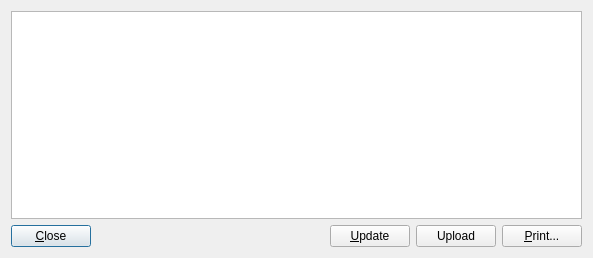
This is Charm/Widgets/ReportPreviewWindow.ui in mkrus/Charm as Qt 5 draws it before an edit. The edited form follows.
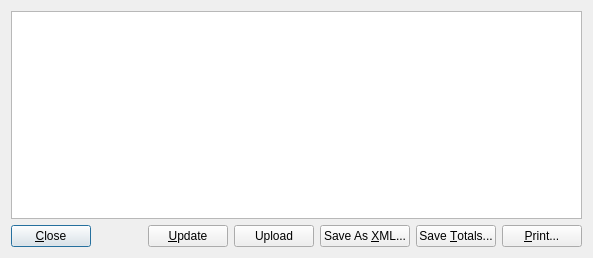
This is the edited form.

Commit message:
Revert "Remove XML and text export from report dialog."
This specific feature is used by some people to extract and store data
in a readable format.

This reverts commit dfd1770f3c4de95ed83cabd11011b2325319600f.

The edit to the form file:
```diff
--- a/Charm/Widgets/ReportPreviewWindow.ui
+++ b/Charm/Widgets/ReportPreviewWindow.ui
@@ -57,6 +57,20 @@
        </property>
       </widget>
      </item>
+     <item>
+      <widget class="QPushButton" name="pushButtonSave">
+       <property name="text">
+        <string>Save As &amp;XML...</string>
+       </property>
+      </widget>
+     </item>
+     <item>
+      <widget class="QPushButton" name="pushButtonSaveTotals">
+       <property name="text">
+        <string>Save &amp;Totals...</string>
+       </property>
+      </widget>
+     </item>
      <item>
       <widget class="QPushButton" name="pushButtonPrint">
        <property name="text">
```
The commit also changes 10 other files.
